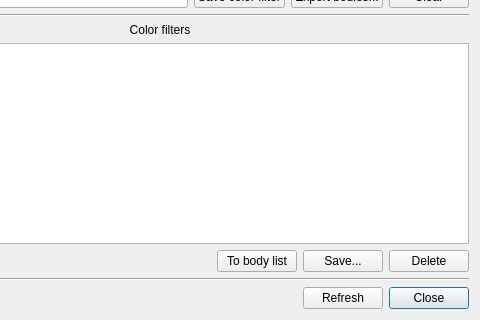
This is neurolabi/gui/dialogs/flyembodyinfodialog.ui in janelia-flyem/NeuTu as Qt 5 draws it before an edit; both pictures show x 160 to 640 and y 480 to 800 of the 640 by 800 pixel window. The edited form follows.
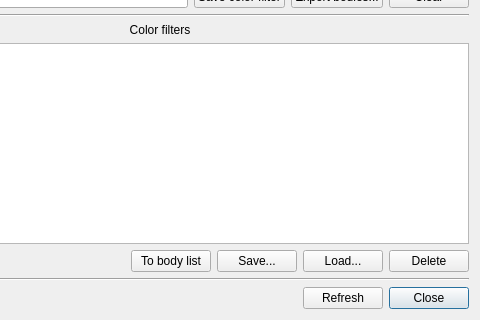
This is the edited form.

Commit message: load color map from disk

Patch:
```diff
--- a/neurolabi/gui/dialogs/flyembodyinfodialog.ui
+++ b/neurolabi/gui/dialogs/flyembodyinfodialog.ui
@@ -202,6 +202,13 @@
        </property>
       </widget>
      </item>
+     <item>
+      <widget class="QPushButton" name="loadButton">
+       <property name="text">
+        <string>Load...</string>
+       </property>
+      </widget>
+     </item>
      <item>
       <widget class="QPushButton" name="deleteButton">
        <property name="text">
```
The commit also changes 2 other files.
